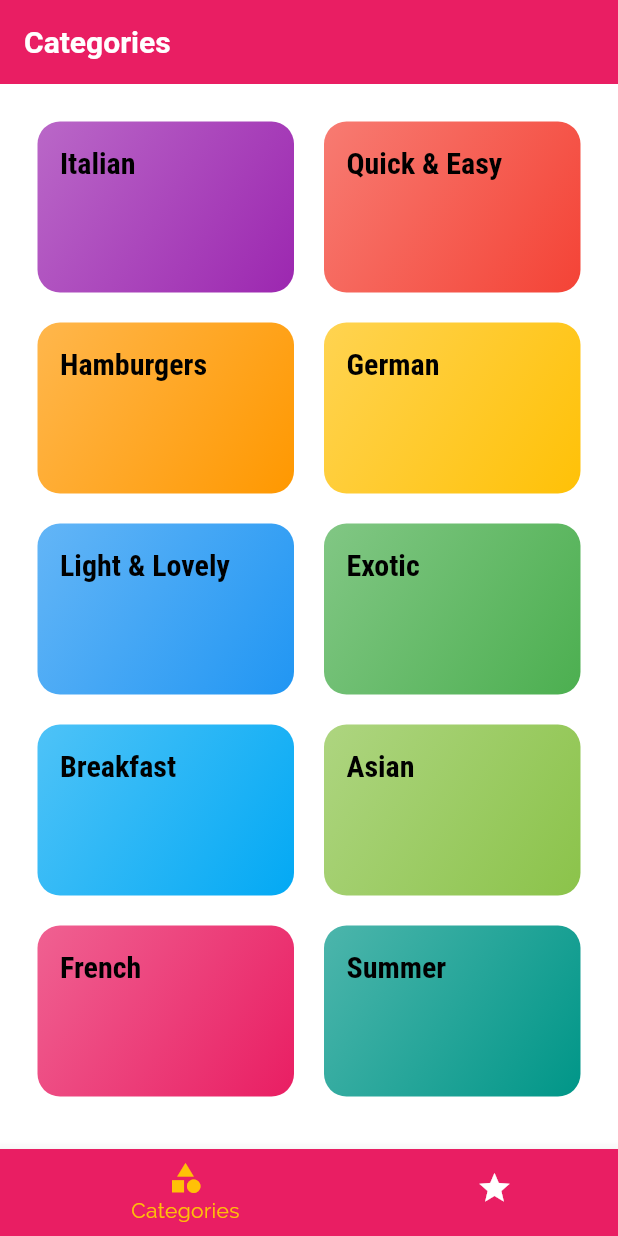
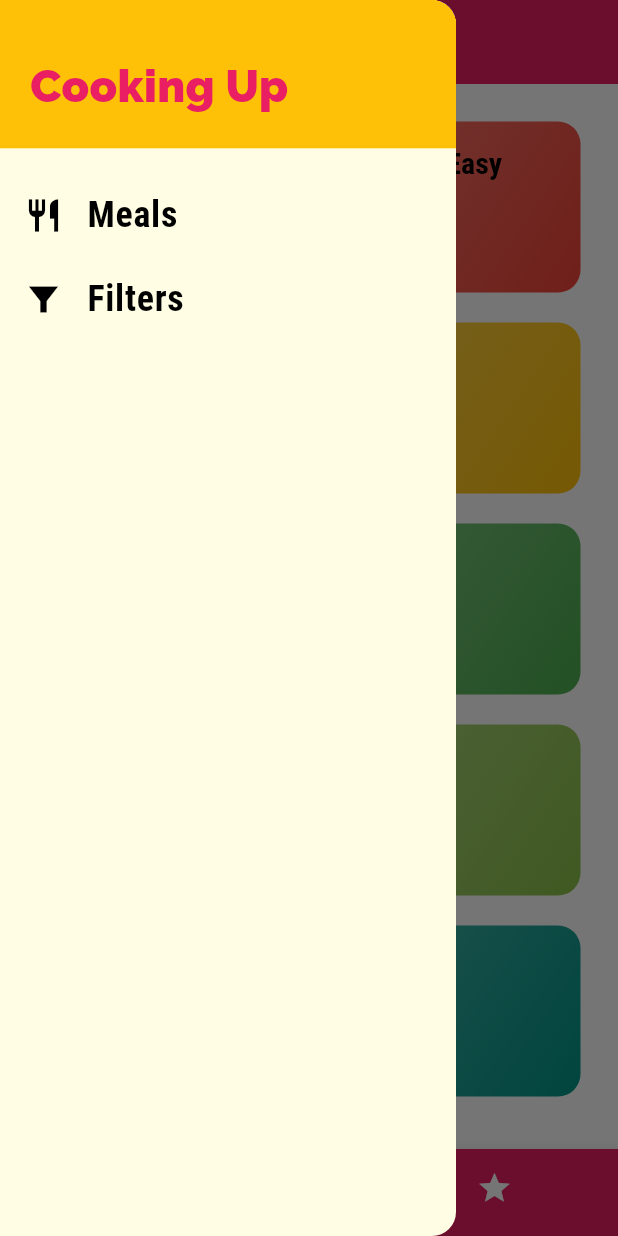
Before and after one commit to TommyyFeltre/meals, a Flutter app: the screen it shows after launch, with the side drawer open (before the commit the screen has no drawer), on a phone screen of 412 x 824 dp. Run offline on Flutter 3.47's test engine with Material 3 defaults, Android fonts, the phone set to English and light mode, and no system bars; Roboto replaces fonts that are missing (OpenSans).

Commit message:
drawer on top left of the appBar added

```diff
--- a/lib/main.dart
+++ b/lib/main.dart
@@ -1,6 +1,7 @@
 import 'package:flutter/material.dart';
 import 'package:meals/screens/categories_screen.dart';
 import 'package:meals/screens/category_meals_screen.dart';
+import 'package:meals/screens/filters_screen.dart';
 import 'package:meals/screens/meal_detail_screen.dart';
 import 'package:meals/screens/tabs_screen.dart';
 
@@ -36,6 +37,9 @@ class MyApp extends StatelessWidget {
           backgroundColor: Colors.pink,
           unselectedItemColor: Colors.white
         ),
+        drawerTheme: const DrawerThemeData(
+          backgroundColor: Color.fromRGBO(255, 254, 229, 1)
+        ),
         textTheme: ThemeData.light().textTheme.copyWith(
           bodyLarge: const TextStyle(color: Color.fromRGBO(20, 51, 51, 1)),
           bodyMedium: const TextStyle(color: Color.fromRGBO(20, 51, 51, 1)),
@@ -52,6 +56,7 @@ class MyApp extends StatelessWidget {
         '/': (context) => const TabsScreen(),
         CategoryMealsScreen.routeName: (context) => const CategoryMealsScreen(),
         MealDetailScreen.routeName: (context) => const MealDetailScreen(),
+        FiltersScreen.routeName: (context) => const FiltersScreen()
       },
       //onGenerateRoute: , used to prevent user to go in a not defined route and routes him in a choosen route
       //used when the app failed to load a page and when no routes and onGenerateRoute are not defined
--- /dev/null
+++ b/lib/screens/filters_screen.dart
@@ -0,0 +1,11 @@
+import 'package:flutter/material.dart';
+
+class FiltersScreen extends StatelessWidget {
+  static const routeName = '/filters';
+  const FiltersScreen({super.key});
+
+  @override
+  Widget build(BuildContext context) {
+    return const Scaffold();
+  }
+}
--- a/lib/screens/tabs_screen.dart
+++ b/lib/screens/tabs_screen.dart
@@ -1,6 +1,7 @@
 import 'package:flutter/material.dart';
 import 'package:meals/screens/categories_screen.dart';
 import 'package:meals/screens/favorites_screen.dart';
+import 'package:meals/widgets/main_drawer.dart';
 
 class TabsScreen extends StatefulWidget {
   const TabsScreen({super.key});
@@ -29,6 +30,7 @@ class _TabsScreenState extends State<TabsScreen> {
       appBar: AppBar(
         title: Text('${_pages[_selectedPageIndex]['title']}'),
       ),
+      drawer: MainDrawer(),
       body: _pages[_selectedPageIndex]['page'] as Widget,
       bottomNavigationBar: BottomNavigationBar(
         onTap: _selectPage,
--- /dev/null
+++ b/lib/widgets/main_drawer.dart
@@ -0,0 +1,59 @@
+import 'package:flutter/material.dart';
+import 'package:meals/screens/filters_screen.dart';
+
+class MainDrawer extends StatelessWidget {
+  const MainDrawer({super.key});
+
+  Widget buildListTile(String title, IconData icon, VoidCallback tapHandler) {
+    return ListTile(
+      onTap: tapHandler,
+      leading: Icon(icon, size: 26,),
+      title: Text(
+        title,
+        style: const TextStyle(
+          fontFamily: 'RobotoCondensed',
+          fontSize: 24,
+          fontWeight: FontWeight.bold
+        ),
+      ),
+    );
+  }
+
+  @override
+  Widget build(BuildContext context) {
+    final MediaQueryData mediaQuery = MediaQuery.of(context);
+
+    return Drawer(
+      child: Column(
+        children: [
+          Container(
+            height: (mediaQuery.size.height * 0.12),
+            width: double.infinity,
+            padding: const EdgeInsets.all(20),
+            alignment: Alignment.bottomLeft,
+            color: Theme.of(context).colorScheme.onPrimaryContainer,
+            child: Text(
+              'Cooking Up',
+              style: TextStyle(
+                fontWeight: FontWeight.w900,
+                fontSize: 30,
+                color: Theme.of(context).primaryColor
+              ),
+            ),
+          ),
+          SizedBox(height: (mediaQuery.size.height * 0.02)),
+          buildListTile(
+            'Meals',
+            Icons.restaurant,
+            () => Navigator.of(context).pushNamed('/')
+          ),
+          buildListTile(
+            'Filters',
+            Icons.filter_alt_sharp,
+            () => Navigator.of(context).pushNamed(FiltersScreen.routeName)
+          ),
+        ]
+      ),
+    );
+  }
+}
```
